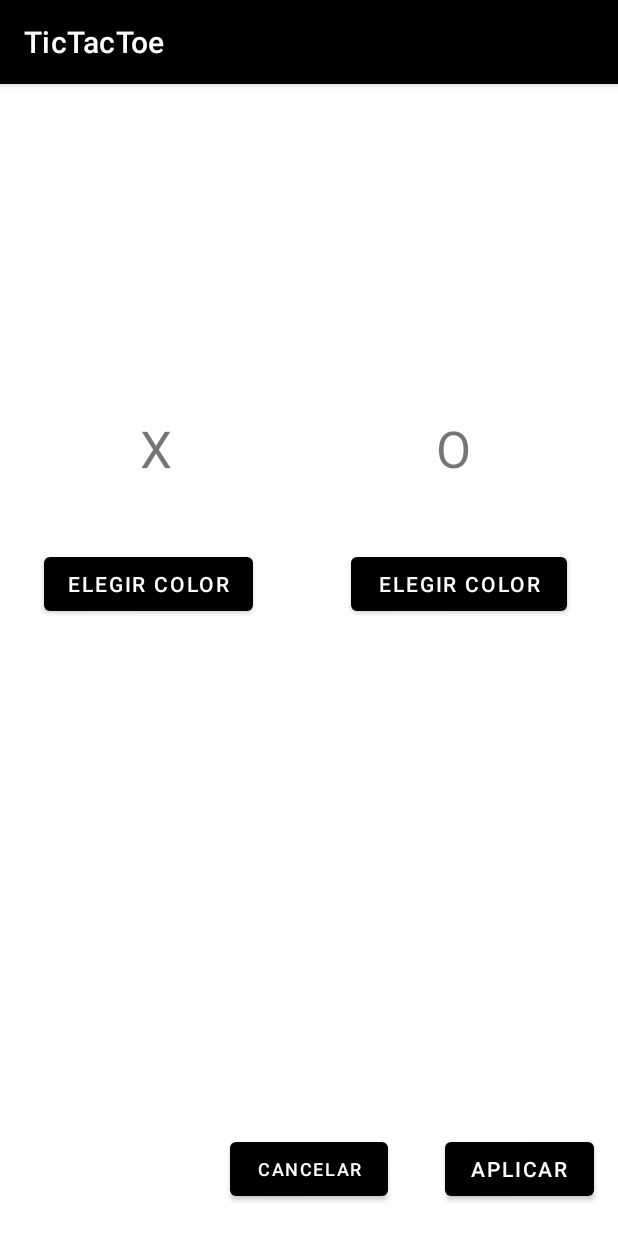
After one commit to JUANJOSEUSER/beta_version_final, an Android app: the config_juego screen opened directly, with no data from a screen before it, on a phone screen of 412 x 824 dp. The commit adds this screen. Run offline under Robolectric (Android 15) with nearby library versions, the phone set to English and light mode, and no system bars; libraries missing offline, so code that uses them is left out: yuku.ambilwarna.

Commit message:
version_final1.2

```diff
--- a/app/src/main/java/com/example/beta_version_1/act_juego.java
+++ b/app/src/main/java/com/example/beta_version_1/act_juego.java
@@ -128,7 +128,7 @@ ObjectAnimator animacion;
                 startActivity(a);
                 return true;
             case R.id.opciones:
-                Intent ventana_cuenta = new Intent(this, configuraciones.class);//es el link que lleva a crear cuentas
+                Intent ventana_cuenta = new Intent(this, config_juego.class);//es el link que lleva a crear cuentas
                 startActivity(ventana_cuenta);
                 finish();
                 return true;
--- /dev/null
+++ b/app/src/main/java/com/example/beta_version_1/config_juego.java
@@ -0,0 +1,75 @@
+package com.example.beta_version_1;
+
+import androidx.appcompat.app.AppCompatActivity;
+import androidx.core.content.ContextCompat;
+
+import android.content.Context;
+import android.content.Intent;
+import android.content.SharedPreferences;
+import android.graphics.Color;
+import android.os.Bundle;
+import android.view.View;
+import android.widget.TextView;
+
+import yuku.ambilwarna.AmbilWarnaDialog;
+
+public class config_juego extends AppCompatActivity {
+    int defaul= Color.BLACK;
+    int defaul2=Color.BLACK;
+    TextView letrax,letrao;
+    @Override
+    protected void onCreate(Bundle savedInstanceState) {
+        super.onCreate(savedInstanceState);
+        setContentView(R.layout.activity_config_juego);
+        letrao=findViewById(R.id.letrao2);
+        letrax=findViewById(R.id.letrax2);
+        defaul= ContextCompat.getColor(this,R.color.black);
+    }
+    public void confirmar(View view) {
+            aviso();
+            recargar();
+    }
+    public void elegir_color(View c){
+        AmbilWarnaDialog color=new AmbilWarnaDialog(this, defaul, new AmbilWarnaDialog.OnAmbilWarnaListener() {
+            @Override
+            public void onCancel(AmbilWarnaDialog dialog) {
+            }
+            @Override
+            public void onOk(AmbilWarnaDialog dialog, int color) {
+                defaul=color;
+                letrao.setTextColor(color);
+            }
+        });
+        color.show();
+    }
+    public void elegir_color2(View c){
+        AmbilWarnaDialog color=new AmbilWarnaDialog(this, defaul, new AmbilWarnaDialog.OnAmbilWarnaListener() {
+            @Override
+            public void onCancel(AmbilWarnaDialog dialog) {
+            }
+            @Override
+            public void onOk(AmbilWarnaDialog dialog, int color) {
+                defaul2=color;
+                letrax.setTextColor(color);
+
+            }
+        });
+        color.show();
+    }
+    public void cancelar(View view) {
+        Intent ventana_cuenta = new Intent(this, MainActivity.class);//es el link que lleva a crear cuentas
+        startActivity(ventana_cuenta);
+    }
+    public void recargar(){
+        Intent ventana_cuenta = new Intent(this, act_juego.class);//es el link que lleva a crear cuentas
+        startActivity(ventana_cuenta);
+        this.finish();
+    }
+    public void aviso(){//cada vez que se inicia seccion se crea un xml donde guardaremos datos en memoria
+        SharedPreferences librito=getSharedPreferences("cuenta_informacio", Context.MODE_PRIVATE);//se coloca el nombre del xml y el context si quiere ser privado o de acceso restringido
+        SharedPreferences.Editor libro=librito.edit();//editor hace la funcion de poder escribir en el xml mandadole la clave y el valor
+        libro.putInt("colorX",defaul2);
+        libro.putInt("colorO",defaul);
+        libro.commit();
+    }
+}
--- /dev/null
+++ b/app/src/main/res/layout/activity_config_juego.xml
@@ -0,0 +1,88 @@
+<?xml version="1.0" encoding="utf-8"?>
+<androidx.constraintlayout.widget.ConstraintLayout xmlns:android="http://schemas.android.com/apk/res/android"
+    xmlns:app="http://schemas.android.com/apk/res-auto"
+    xmlns:tools="http://schemas.android.com/tools"
+    android:layout_width="match_parent"
+    android:layout_height="match_parent"
+    tools:context=".config_juego">
+
+    <Button
+        android:id="@+id/button12"
+        android:layout_width="105dp"
+        android:layout_height="48dp"
+        android:onClick="cancelar"
+        android:text="@string/cancelar"
+        android:textSize="12sp"
+        app:layout_constraintBottom_toBottomOf="parent"
+        app:layout_constraintEnd_toEndOf="parent"
+        app:layout_constraintStart_toStartOf="parent"
+        app:layout_constraintTop_toTopOf="parent"
+        app:layout_constraintVertical_bias="0.971" />
+
+    <TextView
+        android:id="@+id/letrao2"
+        android:layout_width="58dp"
+        android:layout_height="45dp"
+        android:text="O"
+        android:textAlignment="center"
+        android:textSize="34sp"
+        app:layout_constraintBottom_toBottomOf="parent"
+        app:layout_constraintEnd_toEndOf="parent"
+        app:layout_constraintHorizontal_bias="0.773"
+        app:layout_constraintStart_toStartOf="parent"
+        app:layout_constraintTop_toTopOf="parent"
+        app:layout_constraintVertical_bias="0.304" />
+
+    <Button
+        android:id="@+id/button11"
+        android:layout_width="wrap_content"
+        android:layout_height="wrap_content"
+        android:onClick="elegir_color2"
+        android:text="elegir color"
+        app:layout_constraintBottom_toBottomOf="parent"
+        app:layout_constraintEnd_toEndOf="parent"
+        app:layout_constraintHorizontal_bias="0.107"
+        app:layout_constraintStart_toStartOf="parent"
+        app:layout_constraintTop_toTopOf="parent"
+        app:layout_constraintVertical_bias="0.43" />
+
+    <Button
+        android:id="@+id/button13"
+        android:layout_width="144dp"
+        android:layout_height="48dp"
+        android:onClick="elegir_color"
+        android:text="elegir color"
+        app:layout_constraintBottom_toBottomOf="parent"
+        app:layout_constraintEnd_toEndOf="parent"
+        app:layout_constraintHorizontal_bias="0.872"
+        app:layout_constraintStart_toStartOf="parent"
+        app:layout_constraintTop_toTopOf="parent"
+        app:layout_constraintVertical_bias="0.43" />
+
+    <TextView
+        android:id="@+id/letrax2"
+        android:layout_width="58dp"
+        android:layout_height="47dp"
+        android:text="X"
+        android:textAlignment="center"
+        android:textSize="34sp"
+        app:layout_constraintBottom_toBottomOf="parent"
+        app:layout_constraintEnd_toEndOf="parent"
+        app:layout_constraintHorizontal_bias="0.212"
+        app:layout_constraintStart_toStartOf="parent"
+        app:layout_constraintTop_toTopOf="parent"
+        app:layout_constraintVertical_bias="0.305" />
+
+    <Button
+        android:id="@+id/button14"
+        android:layout_width="99dp"
+        android:layout_height="48dp"
+        android:onClick="confirmar"
+        android:text="@string/aplicar"
+        app:layout_constraintBottom_toBottomOf="parent"
+        app:layout_constraintEnd_toEndOf="parent"
+        app:layout_constraintHorizontal_bias="0.948"
+        app:layout_constraintStart_toStartOf="parent"
+        app:layout_constraintTop_toTopOf="parent"
+        app:layout_constraintVertical_bias="0.971" />
+</androidx.constraintlayout.widget.ConstraintLayout>
```
Also changed, not shown: app/src/main/AndroidManifest.xml (+5 -3 lines), app/src/main/java/com/example/beta_version_1/configuraciones.java (+4 -41 lines), app/src/main/res/layout/activity_configuraciones.xml (+0 -53 lines).
